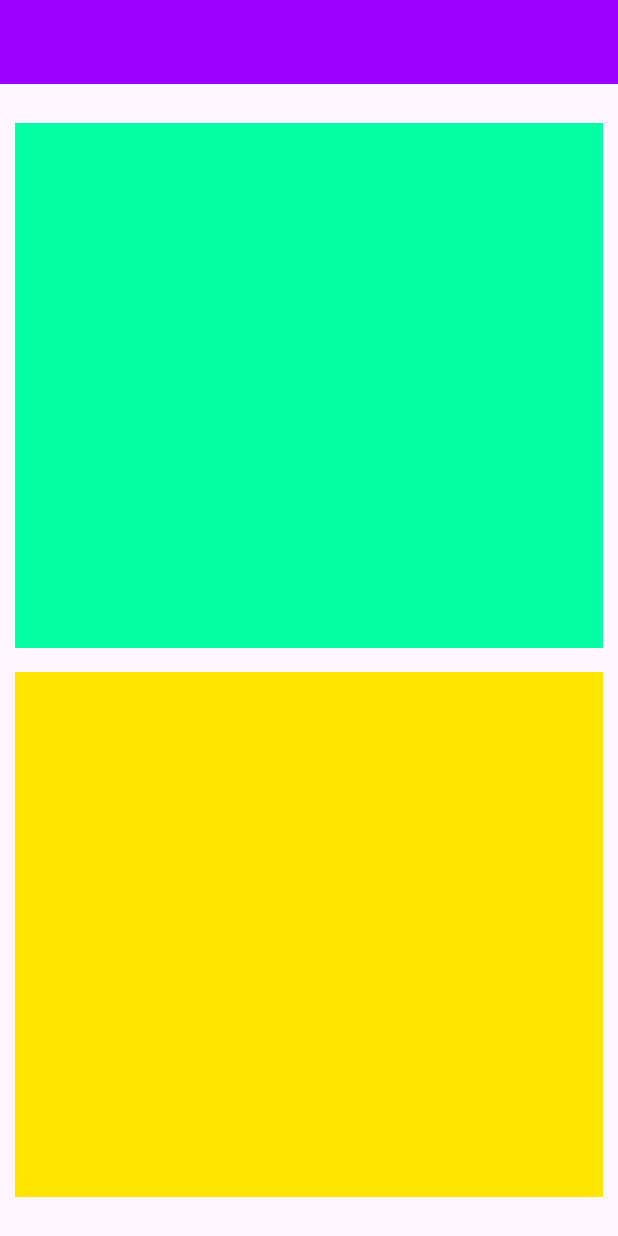
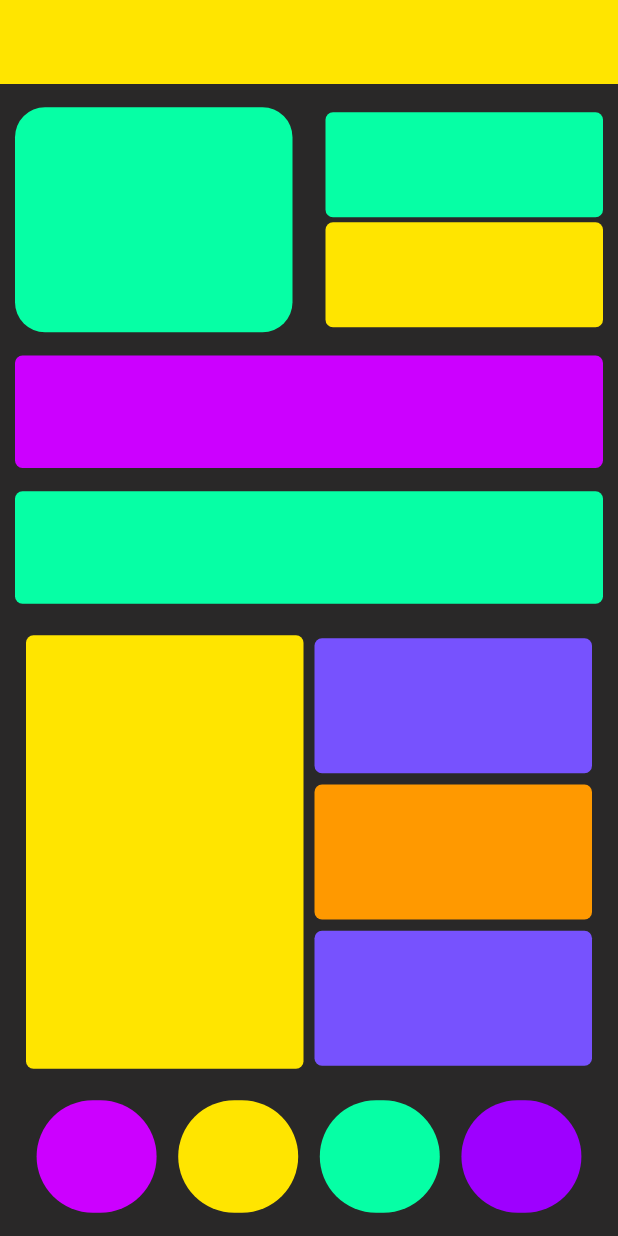
Before and after one commit to MihiranWijesekara/flutter_widget, a Flutter app: the screen it shows after launch, on a phone screen of 412 x 824 dp. Run offline on Flutter 3.47's test engine with Material 3 defaults, Android fonts, the phone set to English and light mode, and no system bars; our stand-ins replace animated_splash_screen, curved_navigation_bar, google_nav_bar, lottie.

Commit message:
Your commit message

```diff
--- /dev/null
+++ b/lib/layout4.dart
@@ -0,0 +1,169 @@
+import 'package:flutter/material.dart';
+
+class Layout4 extends StatelessWidget {
+  const Layout4({super.key});
+
+  @override
+  Widget build(BuildContext context) {
+    return MaterialApp(
+      debugShowCheckedModeBanner: false,
+      title: "Layout 4",
+      home: Scaffold(
+        backgroundColor: Color(0xff292828),
+        appBar: AppBar(
+          backgroundColor: Color(0xFFFFE500),
+        ),
+        body: Padding(
+          padding: const EdgeInsets.symmetric(horizontal: 10),
+          child: Column(
+            mainAxisAlignment: MainAxisAlignment.spaceEvenly,
+            children: [
+              Container(
+                height: 150,
+                width: double.infinity,
+                child: Row(
+                  mainAxisAlignment: MainAxisAlignment.spaceBetween,
+                  children: [
+                    Container(
+                      height: 150,
+                      width: 185,
+                      decoration: BoxDecoration(
+                        borderRadius: BorderRadius.circular(20),
+                        color: const Color(0xff06ffa5),
+                      ),
+                    ),
+                    Column(
+                      mainAxisAlignment: MainAxisAlignment.spaceEvenly,
+                      children: [
+                        Container(
+                          height: 70,
+                          width: 185,
+                          decoration: BoxDecoration(
+                            borderRadius: BorderRadius.circular(5),
+                            color: const Color(0xff06ffa5),
+                          ),
+                        ),
+                        Container(
+                          height: 70,
+                          width: 185,
+                          decoration: BoxDecoration(
+                            borderRadius: BorderRadius.circular(5),
+                            color: const Color(0xFFFFE500),
+                          ),
+                        ),
+                      ],
+                    ),
+                  ],
+                ),
+              ),
+              Container(
+                height: 150 / 2,
+                width: double.infinity,
+                decoration: BoxDecoration(
+                  borderRadius: BorderRadius.circular(5),
+                  color: const Color(0xffcc00ff),
+                ),
+              ),
+              Container(
+                height: 150 / 2,
+                width: double.infinity,
+                decoration: BoxDecoration(
+                  borderRadius: BorderRadius.circular(5),
+                  color: const Color(0xff06ffa5),
+                ),
+              ),
+              Container(
+                height: 150 * 2,
+                width: double.infinity,
+                child: Row(
+                  mainAxisAlignment: MainAxisAlignment.spaceEvenly,
+                  children: [
+                    Container(
+                      height: 289,
+                      width: 185,
+                      decoration: BoxDecoration(
+                        color: Color(0xffFFE500),
+                        borderRadius: BorderRadius.circular(5),
+                      ),
+                    ),
+                    Column(
+                      mainAxisAlignment: MainAxisAlignment.spaceEvenly,
+                      children: [
+                        Container(
+                          height: 90,
+                          width: 185,
+                          decoration: BoxDecoration(
+                            color: Color(0xff7752FE),
+                            borderRadius: BorderRadius.circular(5),
+                          ),
+                        ),
+                        Container(
+                          height: 90,
+                          width: 185,
+                          decoration: BoxDecoration(
+                            color: Color(0xffFF9900),
+                            borderRadius: BorderRadius.circular(5),
+                          ),
+                        ),
+                        Container(
+                          height: 90,
+                          width: 185,
+                          decoration: BoxDecoration(
+                            color: Color(0xff7752FE),
+                            borderRadius: BorderRadius.circular(5),
+                          ),
+                        ),
+                      ],
+                    )
+                  ],
+                ),
+              ),
+              Container(
+                height: 150 / 2,
+                width: double.infinity,
+                child: Row(
+                  mainAxisAlignment: MainAxisAlignment.spaceEvenly,
+                  children: [
+                    Container(
+                      width: 80,
+                      height: 80,
+                      decoration: BoxDecoration(
+                        color: Color(0xffCC00ff),
+                        borderRadius: BorderRadius.circular(100),
+                      ),
+                    ),
+                    Container(
+                      width: 80,
+                      height: 80,
+                      decoration: BoxDecoration(
+                        color: Color(0xffFFE500),
+                        borderRadius: BorderRadius.circular(100),
+                      ),
+                    ),
+                    Container(
+                      width: 80,
+                      height: 80,
+                      decoration: BoxDecoration(
+                        color: Color(0xff06FFA5),
+                        borderRadius: BorderRadius.circular(100),
+                      ),
+                    ),
+                    Container(
+                      width: 80,
+                      height: 80,
+                      decoration: BoxDecoration(
+                        color: Color(0xff9E00FF),
+                        borderRadius: BorderRadius.circular(100),
+                      ),
+                    ),
+                  ],
+                ),
+              ),
+            ],
+          ),
+        ),
+      ),
+    );
+  }
+}
+//15.01
--- a/lib/main.dart
+++ b/lib/main.dart
@@ -4,6 +4,9 @@ import 'package:bottom_navigation/bottomNavigationBar.dart';
 import 'package:bottom_navigation/carAnimation.dart';
 import 'package:bottom_navigation/curvedNavigationBar.dart';
 import 'package:bottom_navigation/layout.dart';
+import 'package:bottom_navigation/layout2.dart';
+import 'package:bottom_navigation/layout3.dart';
+import 'package:bottom_navigation/layout4.dart';
 import 'package:flutter/material.dart';
 
 void main() {
@@ -23,7 +26,10 @@ class MyApp extends StatelessWidget {
       //  home: Caranimation(),
       //home: Container1(),
       //home: Columnrow(),
-      home: Layout(),
+      //  home: Layout(),
+      // home: Layout2(),
+      //  home: Layout3(),
+      home: Layout4(),
     );
   }
 }
```
Also changed, not shown: lib/layout2.dart (added, +53 -0 lines), lib/layout3.dart (added, +99 -0 lines).
